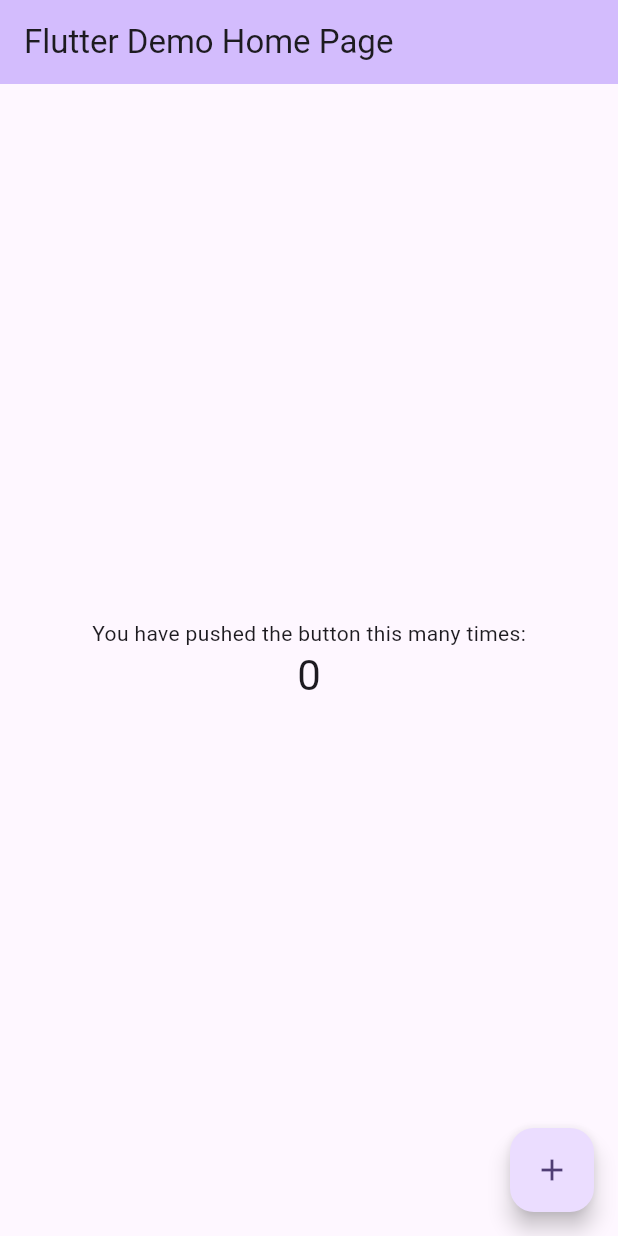
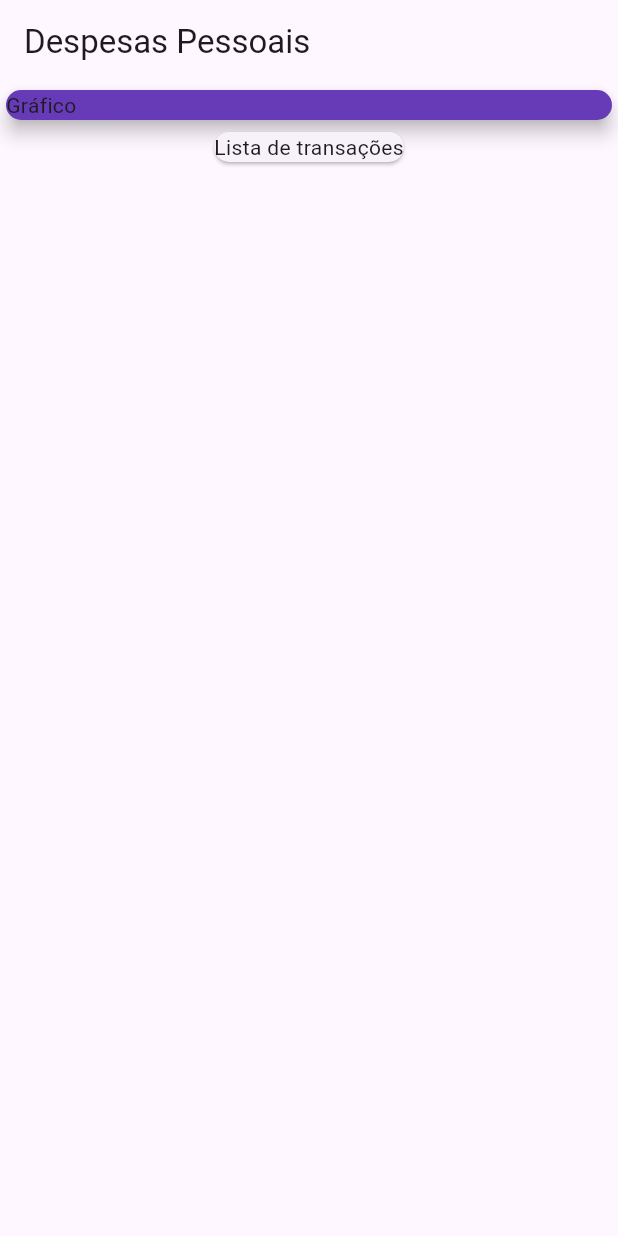
Before and after one commit to gabibecker/DespesasPessoais, a Flutter app: the screen it shows after launch, on a phone screen of 412 x 824 dp. Run offline on Flutter 3.47's test engine with Material 3 defaults, Android fonts, the phone set to English and light mode, and no system bars.

Commit message:
86. Column & Row

```diff
--- a/expenses/lib/main.dart
+++ b/expenses/lib/main.dart
@@ -1,125 +1,35 @@
 import 'package:flutter/material.dart';
 
-void main() {
-  runApp(const MyApp());
+main() => runApp(ExpensesApp());
+
+class ExpensesApp extends StatelessWidget {
+  @override
+  Widget build(BuildContext context) {
+    return MaterialApp(home: MyHomePage());
+  }
 }
 
-class MyApp extends StatelessWidget {
-  const MyApp({super.key});
-
-  // This widget is the root of your application.
+class MyHomePage extends StatelessWidget {
   @override
   Widget build(BuildContext context) {
-    return MaterialApp(
-      title: 'Flutter Demo',
-      theme: ThemeData(
-        // This is the theme of your application.
-        //
-        // TRY THIS: Try running your application with "flutter run". You'll see
-        // the application has a purple toolbar. Then, without quitting the app,
-        // try changing the seedColor in the colorScheme below to Colors.green
-        // and then invoke "hot reload" (save your changes or press the "hot
-        // reload" button in a Flutter-supported IDE, or press "r" if you used
-        // the command line to start the app).
-        //
-        // Notice that the counter didn't reset back to zero; the application
-        // state is not lost during the reload. To reset the state, use hot
-        // restart instead.
-        //
-        // This works for code too, not just values: Most code changes can be
-        // tested with just a hot reload.
-        colorScheme: ColorScheme.fromSeed(seedColor: Colors.deepPurple),
-        useMaterial3: true,
+    return Scaffold(
+      appBar: AppBar(
+        title: Text('Despesas Pessoais'),
       ),
-      home: const MyHomePage(title: 'Flutter Demo Home Page'),
+      body: Column(
+        children: <Widget>[
+        Container(
+          width: double.infinity,
+          child: Card(
+            color: Colors.deepPurple,
+            child: Text('Gráfico'),
+            elevation: 5,
+          ),
+        ),
+        Card(
+          child: Text('Lista de transações'),
+        )
+      ]),
     );
   }
 }
-
-class MyHomePage extends StatefulWidget {
-  const MyHomePage({super.key, required this.title});
-
-  // This widget is the home page of your application. It is stateful, meaning
-  // that it has a State object (defined below) that contains fields that affect
-  // how it looks.
-
-  // This class is the configuration for the state. It holds the values (in this
-  // case the title) provided by the parent (in this case the App widget) and
-  // used by the build method of the State. Fields in a Widget subclass are
-  // always marked "final".
-
-  final String title;
-
-  @override
-  State<MyHomePage> createState() => _MyHomePageState();
-}
-
-class _MyHomePageState extends State<MyHomePage> {
-  int _counter = 0;
-
-  void _incrementCounter() {
-    setState(() {
-      // This call to setState tells the Flutter framework that something has
-      // changed in this State, which causes it to rerun the build method below
-      // so that the display can reflect the updated values. If we changed
-      // _counter without calling setState(), then the build method would not be
-      // called again, and so nothing would appear to happen.
-      _counter++;
-    });
-  }
-
-  @override
-  Widget build(BuildContext context) {
-    // This method is rerun every time setState is called, for instance as done
-    // by the _incrementCounter method above.
-    //
-    // The Flutter framework has been optimized to make rerunning build methods
-    // fast, so that you can just rebuild anything that needs updating rather
-    // than having to individually change instances of widgets.
-    return Scaffold(
-      appBar: AppBar(
-        // TRY THIS: Try changing the color here to a specific color (to
-        // Colors.amber, perhaps?) and trigger a hot reload to see the AppBar
-        // change color while the other colors stay the same.
-        backgroundColor: Theme.of(context).colorScheme.inversePrimary,
-        // Here we take the value from the MyHomePage object that was created by
-        // the App.build method, and use it to set our appbar title.
-        title: Text(widget.title),
-      ),
-      body: Center(
-        // Center is a layout widget. It takes a single child and positions it
-        // in the middle of the parent.
-        child: Column(
-          // Column is also a layout widget. It takes a list of children and
-          // arranges them vertically. By default, it sizes itself to fit its
-          // children horizontally, and tries to be as tall as its parent.
-          //
-          // Column has various properties to control how it sizes itself and
-          // how it positions its children. Here we use mainAxisAlignment to
-          // center the children vertically; the main axis here is the vertical
-          // axis because Columns are vertical (the cross axis would be
-          // horizontal).
-          //
-          // TRY THIS: Invoke "debug painting" (choose the "Toggle Debug Paint"
-          // action in the IDE, or press "p" in the console), to see the
-          // wireframe for each widget.
-          mainAxisAlignment: MainAxisAlignment.center,
-          children: <Widget>[
-            const Text(
-              'You have pushed the button this many times:',
-            ),
-            Text(
-              '$_counter',
-              style: Theme.of(context).textTheme.headlineMedium,
-            ),
-          ],
-        ),
-      ),
-      floatingActionButton: FloatingActionButton(
-        onPressed: _incrementCounter,
-        tooltip: 'Increment',
-        child: const Icon(Icons.add),
-      ), // This trailing comma makes auto-formatting nicer for build methods.
-    );
-  }
-}
```
Also changed, not shown: 1 other file.
